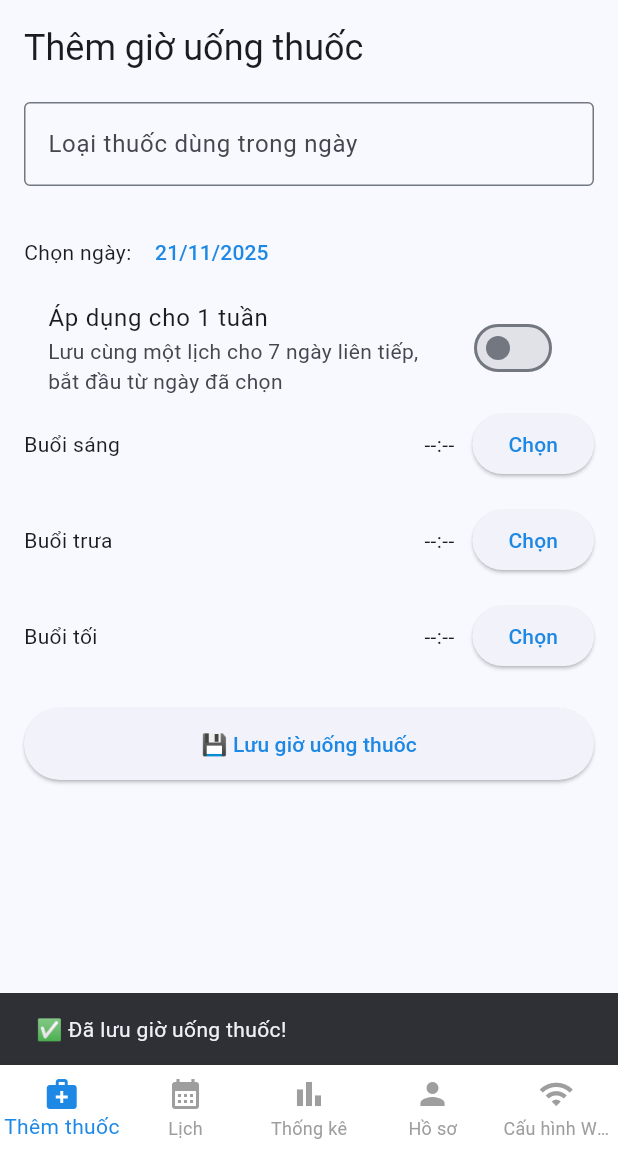
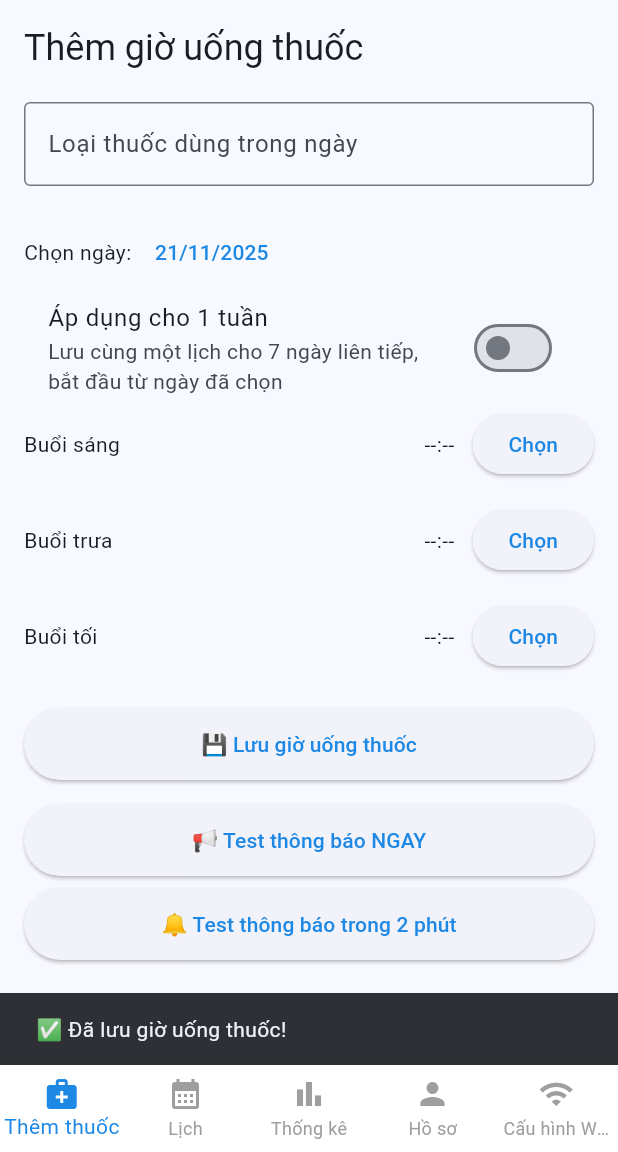
Before and after one commit to TanDucc/pill-reminder, a Flutter app: the MainScreen screen opened by its route, after a tap on "💾 Lưu giờ uống thuốc", on a phone screen of 412 x 824 dp, the part 84-1236 px from its top. Run offline on Flutter 3.47's test engine with Material 3 defaults, Android fonts, the phone set to English and light mode, and no system bars; our stand-ins replace cloud_firestore, firebase_auth, firebase_core, firebase_database, flutter_local_notifications, table_calendar and 1 more; accounts and stored records are empty.

Commit message:
Them chuc nang nofication

```diff
--- a/lib/screens/add_medicine_screen.dart
+++ b/lib/screens/add_medicine_screen.dart
@@ -3,6 +3,7 @@ import 'package:cloud_firestore/cloud_firestore.dart';
 import 'package:firebase_auth/firebase_auth.dart';
 import 'package:firebase_database/firebase_database.dart';
 import 'package:firebase_core/firebase_core.dart';
+import '../services/notification_service.dart';
 
 class AddMedicineScreen extends StatefulWidget {
   const AddMedicineScreen({super.key});
@@ -201,14 +202,29 @@ class _AddMedicineScreenState extends State<AddMedicineScreen> {
         ScaffoldMessenger.of(context).showSnackBar(
           SnackBar(content: Text(_applyToWeek ? '✅ Đã lưu giờ uống thuốc cho 1 tuần!' : '✅ Đã lưu giờ uống thuốc!')),
         );
+        // Schedule notifications if today
+        if (_selectedDate.toIso8601String().substring(0, 10) == DateTime.now().toIso8601String().substring(0, 10)) {
+          print('📅 Selected date is today, scheduling notifications...');
+          await NotificationService().scheduleTodaysNotifications();
+        } else {
+          print('🚫 Selected date is not today, skipping notification schedule');
+        }
       } else if (!firestoreOk && rtdbOk) {
         ScaffoldMessenger.of(context).showSnackBar(
           SnackBar(content: Text('⚠️ Firestore failed, but saved to Realtime DB.\nFirestore error: $firestoreErr')),
         );
+        // Schedule notifications if today
+        if (_selectedDate.toIso8601String().substring(0, 10) == DateTime.now().toIso8601String().substring(0, 10)) {
+          await NotificationService().scheduleTodaysNotifications();
+        }
       } else if (firestoreOk && !rtdbOk) {
         ScaffoldMessenger.of(context).showSnackBar(
           SnackBar(content: Text('⚠️ Saved to Firestore, but Realtime DB failed.\nRTDB error: $rtdbErr')),
         );
+        // Schedule notifications if today
+        if (_selectedDate.toIso8601String().substring(0, 10) == DateTime.now().toIso8601String().substring(0, 10)) {
+          await NotificationService().scheduleTodaysNotifications();
+        }
       } else {
         ScaffoldMessenger.of(context).showSnackBar(
           SnackBar(content: Text('❌ Failed to save to both Firestore and Realtime DB.\nFirestore: $firestoreErr\nRTDB: $rtdbErr')),
@@ -342,6 +358,34 @@ class _AddMedicineScreenState extends State<AddMedicineScreen> {
             ),
             child: const Text('💾 Lưu giờ uống thuốc'),
           ),
+          const SizedBox(height: 16),
+          /// Nút test thông báo ngay lập tức
+          ElevatedButton(
+            onPressed: () async {
+              await NotificationService().showImmediateTestNotification(message: 'Đây là thông báo TEST tức thì!');
+              ScaffoldMessenger.of(context).showSnackBar(
+                const SnackBar(content: Text('Đã gửi thông báo ngay lập tức!')),
+              );
+            },
+            style: ElevatedButton.styleFrom(
+              minimumSize: const Size.fromHeight(48),
+            ),
+            child: const Text('📢 Test thông báo NGAY'),
+          ),
+          const SizedBox(height: 8),
+          /// Nút test thông báo
+          ElevatedButton(
+            onPressed: () async {
+              await NotificationService().scheduleTestNotification(message: 'Đây là thông báo test để kiểm tra thông báo hoạt động!');
+              ScaffoldMessenger.of(context).showSnackBar(
+                const SnackBar(content: Text('Đã lập lịch thông báo test trong 2 phút!')),
+              );
+            },
+            style: ElevatedButton.styleFrom(
+              minimumSize: const Size.fromHeight(48),
+            ),
+            child: const Text('🔔 Test thông báo trong 2 phút'),
+          ),
         ],
       ),
     );
--- /dev/null
+++ b/lib/services/notification_service.dart
@@ -0,0 +1,276 @@
+import 'package:flutter_local_notifications/flutter_local_notifications.dart';
+import 'package:timezone/timezone.dart' as tz_core;
+import 'package:cloud_firestore/cloud_firestore.dart';
+import 'package:firebase_auth/firebase_auth.dart';
+
+class NotificationService {
+  static final NotificationService _instance = NotificationService._internal();
+  factory NotificationService() => _instance;
+  NotificationService._internal();
+
+  final FlutterLocalNotificationsPlugin flutterLocalNotificationsPlugin =
+      FlutterLocalNotificationsPlugin();
+
+  Future<void> initialize() async {
+    // Initialize local notifications
+    const AndroidInitializationSettings initializationSettingsAndroid =
+        AndroidInitializationSettings('@mipmap/ic_launcher');
+
+    const DarwinInitializationSettings initializationSettingsIOS =
+        DarwinInitializationSettings(
+      requestAlertPermission: true,
+      requestBadgePermission: true,
+      requestSoundPermission: true,
+      requestCriticalPermission: true,
+    );
+
+    const InitializationSettings initializationSettings = InitializationSettings(
+      android: initializationSettingsAndroid,
+      iOS: initializationSettingsIOS,
+    );
+
+    await flutterLocalNotificationsPlugin.initialize(
+      initializationSettings,
+      onDidReceiveNotificationResponse: (response) {
+        // Handle notification tap
+        print('Notification tapped: ${response.payload}');
+      },
+    );
+
+    // Create notification channel for Android
+    const AndroidNotificationChannel channel = AndroidNotificationChannel(
+      'pill_reminder_channel',
+      'Pill Reminder',
+      description: 'Channel for pill reminders',
+      importance: Importance.max,
+      playSound: true,
+    );
+
+    await flutterLocalNotificationsPlugin
+        .resolvePlatformSpecificImplementation<
+            AndroidFlutterLocalNotificationsPlugin>()
+        ?.createNotificationChannel(channel);
+
+    // Request permissions explicitly
+    flutterLocalNotificationsPlugin.resolvePlatformSpecificImplementation<
+        AndroidFlutterLocalNotificationsPlugin>()?.requestNotificationsPermission();
+
+    // WorkManager code removed - using zonedSchedule instead for background scheduling
+  }
+
+  Future<void> scheduleNotification({
+    required int id,
+    required String title,
+    required String body,
+    required DateTime scheduledDate,
+  }) async {
+    // Debug print
+    print('🎯 Scheduling notification ID $id for $scheduledDate');
+
+    // Use DateTime directly (flutter_local_notifications will handle timezone)
+    final DateTime notificationTime = scheduledDate;
+    print('⏰ Notification time: $notificationTime');
+
+    const AndroidNotificationDetails androidPlatformChannelSpecifics =
+        AndroidNotificationDetails(
+      'pill_reminder_channel',
+      'Pill Reminder',
+      channelDescription: 'Channel for pill reminders',
+      importance: Importance.max,
+      priority: Priority.high,
+      showWhen: true,
+      enableLights: true,
+      enableVibration: true,
+    );
+
+    const DarwinNotificationDetails iOSPlatformChannelSpecifics =
+        DarwinNotificationDetails(
+      presentAlert: true,
+      presentBadge: true,
+      presentSound: true,
+    );
+
+    const NotificationDetails platformChannelSpecifics = NotificationDetails(
+      android: androidPlatformChannelSpecifics,
+      iOS: iOSPlatformChannelSpecifics,
+    );
+
+    try {
+      // Make sure time is in future
+      if (notificationTime.isBefore(DateTime.now())) {
+        print('⚠️ Scheduled time is in past, skipping notification');
+        return;
+      }
+
+      // Create TZDateTime properly for zonedSchedule
+      final scheduledTZTime = tz_core.TZDateTime.from(notificationTime, tz_core.local);
+      print('🕒 TZ Scheduled time: $scheduledTZTime');
+
+      await flutterLocalNotificationsPlugin.zonedSchedule(
+        id,
+        title,
+        body,
+        scheduledTZTime,
+        platformChannelSpecifics,
+        androidAllowWhileIdle: true,
+        uiLocalNotificationDateInterpretation: UILocalNotificationDateInterpretation.absoluteTime,
+      );
+      print('✅ Notification scheduled successfully for ID $id');
+    } catch (e) {
+      print('❌ Error scheduling notification: $e');
+      print('Full error: $e');
+    }
+  }
+
+  Future<void> cancelNotification(int id) async {
+    await flutterLocalNotificationsPlugin.cancel(id);
+  }
+
+  Future<void> cancelAllNotifications() async {
+    await flutterLocalNotificationsPlugin.cancelAll();
+  }
+
+  Future<void> scheduleTodaysNotifications({String? uid}) async {
+    print('🔄 Starting to schedule todays notifications...');
+    final user = FirebaseAuth.instance.currentUser;
+    if (user == null && uid == null) {
+      print('❌ No user found for notifications');
+      return;
+    }
+
+    final userId = uid ?? user!.uid;
+    final today = DateTime.now();
+    final dateId = today.toIso8601String().substring(0, 10);
+    print('👤 User ID: $userId, Date: $dateId');
+
+    try {
+      final docRef = FirebaseFirestore.instance
+          .collection('medicine_times')
+          .doc(userId)
+          .collection('days')
+          .doc(dateId);
+
+      final doc = await docRef.get();
+      if (doc.exists) {
+        final data = doc.data()!;
+        final medicine = data['medicine'] as String? ?? '';
+        print('📄 Medicine data found: $medicine');
+        print('📊 Data: $data');
+
+        // Cancel previous notifications first
+        await cancelAllNotifications();
+        print('🚮 Cancelled all previous notifications');
+
+        // Schedule morning notification
+        if (data['morning_hour'] != null && data['morning_minute'] != null) {
+          final morningTime = DateTime(
+            today.year,
+            today.month,
+            today.day,
+            data['morning_hour'] as int,
+            data['morning_minute'] as int,
+          );
+          if (morningTime.isAfter(DateTime.now())) {
+            await scheduleNotification(
+              id: 1,
+              title: 'Đến giờ uống thuốc',
+              body: 'Đến giờ uống thuốc buổi sáng',
+              scheduledDate: morningTime,
+            );
+          }
+        }
+
+        // Schedule noon notification
+        if (data['noon_hour'] != null && data['noon_minute'] != null) {
+          final noonTime = DateTime(
+            today.year,
+            today.month,
+            today.day,
+            data['noon_hour'] as int,
+            data['noon_minute'] as int,
+          );
+          if (noonTime.isAfter(DateTime.now())) {
+            await scheduleNotification(
+              id: 2,
+              title: 'Đến giờ uống thuốc',
+              body: 'Đến giờ uống thuốc buổi trưa',
+              scheduledDate: noonTime,
+            );
+          }
+        }
+
+        // Schedule evening notification
+        if (data['evening_hour'] != null && data['evening_minute'] != null) {
+          final eveningTime = DateTime(
+            today.year,
+            today.month,
+            today.day,
+            data['evening_hour'] as int,
+            data['evening_minute'] as int,
+          );
+          if (eveningTime.isAfter(DateTime.now())) {
+            await scheduleNotification(
+              id: 3,
+              title: 'Đến giờ uống thuốc',
+              body: 'Đến giờ uống thuốc buổi tối',
+              scheduledDate: eveningTime,
+            );
+          }
+        }
+      } else {
+        print('❓ No medicine data found for today');
+      }
+    } catch (e) {
+      print('❌ Error scheduling notifications: $e');
+    }
+  }
+
+  Future<void> cancelTodaysNotifications() async {
+    await cancelAllNotifications();
+  }
+
+  // Method for immediate test notification
+  Future<void> scheduleTestNotification({String? message}) async {
+    final testTime = DateTime.now().add(const Duration(minutes: 2)); // Test in 2 minutes
+    await scheduleNotification(
+      id: 999, // Test ID
+      title: 'Test thông báo',
+      body: message ?? 'Đây là thông báo test để kiểm tra tính năng!',
+      scheduledDate: testTime,
+    );
+  }
+
+  // Method for immediate notification (show now)
+  Future<void> showImmediateTestNotification({String? message}) async {
+    print('🔔 Showing immediate test notification');
+
+    const AndroidNotificationDetails androidPlatformChannelSpecifics =
+        AndroidNotificationDetails(
+      'pill_reminder_channel',
+      'Pill Reminder',
+      channelDescription: 'Channel for pill reminders',
+      importance: Importance.max,
+      priority: Priority.high,
+      showWhen: true,
+      enableLights: true,
+      enableVibration: true,
+    );
+
+    const NotificationDetails platformChannelSpecifics = NotificationDetails(
+      android: androidPlatformChannelSpecifics,
+    );
+
+    try {
+      await flutterLocalNotificationsPlugin.show(
+        9999, // Different ID
+        'THÔNG BÁO NGAY LẬP TỨC',
+        message ?? 'Đây là thông báo TEST tức thì!',
+        platformChannelSpecifics,
+        payload: 'immediate_test',
+      );
+      print('✅ Immediate notification shown successfully');
+    } catch (e) {
+      print('❌ Error showing immediate notification: $e');
+    }
+  }
+}
--- a/pubspec.yaml
+++ b/pubspec.yaml
@@ -40,6 +40,9 @@ dependencies:
   cloud_firestore: ^4.16.0
   http: ^1.2.3
   firebase_database: ^10.0.0
+  flutter_local_notifications: ^17.0.0
+  workmanager: ^0.5.2
+  timezone: ^0.9.2
 
   # removed fl_chart due to Flutter SDK compatibility issues; using custom painters instead
 
```
Also changed, not shown: lib/main.dart (+12 -0 lines), pubspec.lock, 1 other file.
